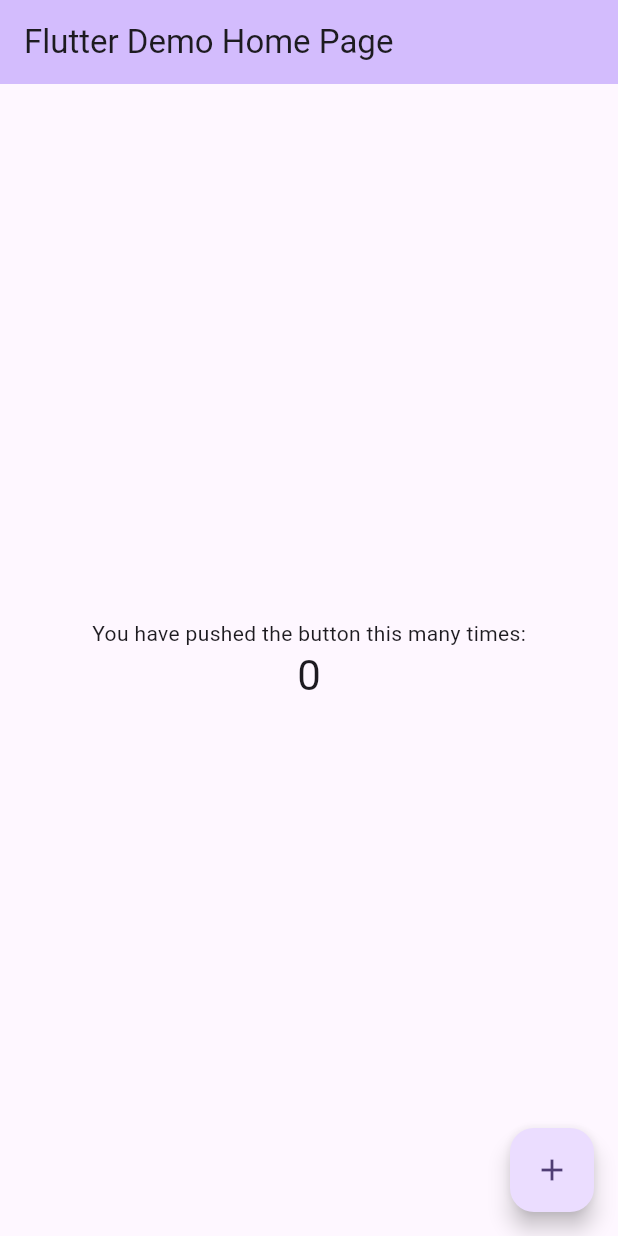
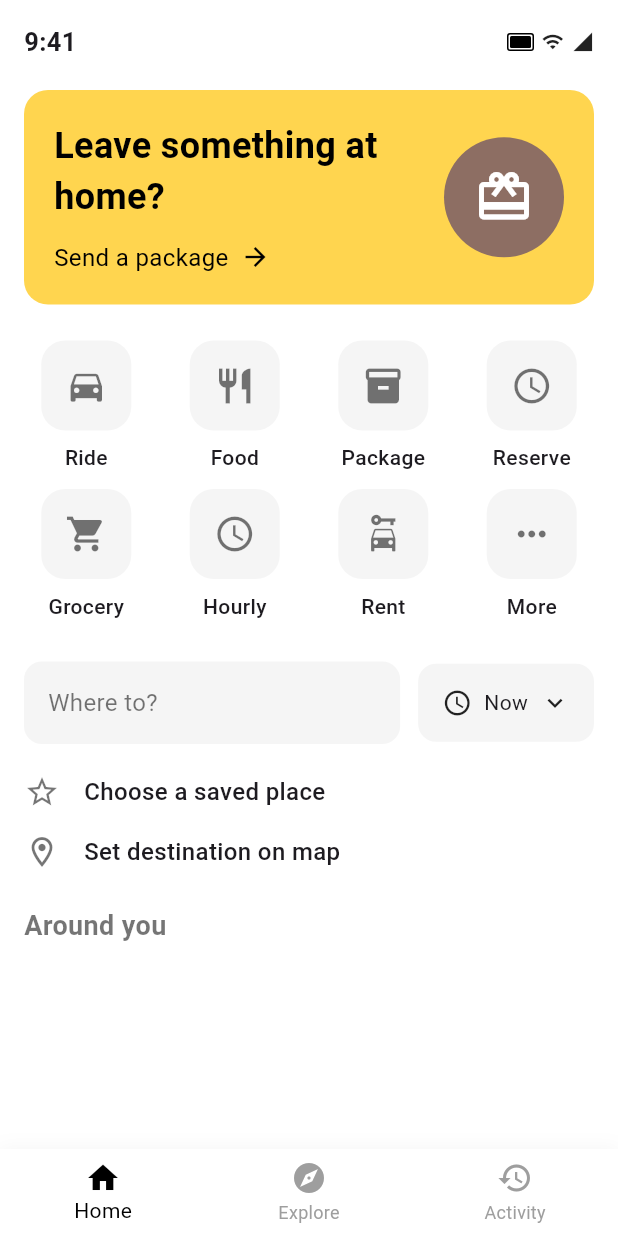
Before and after one commit to iayr1/bhagao, a Flutter app: the screen it shows after launch, on a phone screen of 412 x 824 dp. Run offline on Flutter 3.47's test engine with Material 3 defaults, Android fonts, the phone set to English and light mode, and no system bars; Roboto replaces fonts that are missing (SF Pro Display).

Commit message:
minor changes

```diff
--- a/lib/main.dart
+++ b/lib/main.dart
@@ -1,122 +1,342 @@
 import 'package:flutter/material.dart';
 
 void main() {
-  runApp(const MyApp());
+  runApp(MyApp());
 }
 
-class MyApp extends StatelessWidget {
-  const MyApp({super.key});
 
-  // This widget is the root of your application.
+class DeliveryHomeScreen extends StatelessWidget {
+  const DeliveryHomeScreen({Key? key}) : super(key: key);
+
   @override
   Widget build(BuildContext context) {
-    return MaterialApp(
-      title: 'Flutter Demo',
-      theme: ThemeData(
-        // This is the theme of your application.
-        //
-        // TRY THIS: Try running your application with "flutter run". You'll see
-        // the application has a purple toolbar. Then, without quitting the app,
-        // try changing the seedColor in the colorScheme below to Colors.green
-        // and then invoke "hot reload" (save your changes or press the "hot
-        // reload" button in a Flutter-supported IDE, or press "r" if you used
-        // the command line to start the app).
-        //
-        // Notice that the counter didn't reset back to zero; the application
-        // state is not lost during the reload. To reset the state, use hot
-        // restart instead.
-        //
-        // This works for code too, not just values: Most code changes can be
-        // tested with just a hot reload.
-        colorScheme: ColorScheme.fromSeed(seedColor: Colors.deepPurple),
+    return Scaffold(
+      backgroundColor: Colors.white,
+      body: SafeArea(
+        child: SingleChildScrollView(
+          child: Padding(
+            padding: const EdgeInsets.all(16.0),
+            child: Column(
+              crossAxisAlignment: CrossAxisAlignment.start,
+              children: [
+                // Header with profile
+                _buildHeader(),
+                const SizedBox(height: 20),
+
+                // Package promotion card
+                _buildPromotionCard(),
+                const SizedBox(height: 24),
+
+                // Service grid
+                _buildServiceGrid(),
+                const SizedBox(height: 32),
+
+                // Location input section
+                _buildLocationSection(),
+                const SizedBox(height: 24),
+
+                // Around you section
+                _buildAroundYouSection(),
+              ],
+            ),
+          ),
+        ),
       ),
-      home: const MyHomePage(title: 'Flutter Demo Home Page'),
+      bottomNavigationBar: _buildBottomNavigationBar(),
+    );
+  }
+
+  Widget _buildHeader() {
+    return Row(
+      mainAxisAlignment: MainAxisAlignment.spaceBetween,
+      children: [
+        const Text(
+          '9:41',
+          style: TextStyle(
+            fontSize: 17,
+            fontWeight: FontWeight.w600,
+          ),
+        ),
+        Row(
+          children: [
+            Container(
+              width: 18,
+              height: 12,
+              decoration: BoxDecoration(
+                border: Border.all(color: Colors.black, width: 1),
+                borderRadius: BorderRadius.circular(2),
+              ),
+              child: Container(
+                margin: const EdgeInsets.all(1),
+                decoration: BoxDecoration(
+                  color: Colors.black,
+                  borderRadius: BorderRadius.circular(1),
+                ),
+              ),
+            ),
+            const SizedBox(width: 5),
+            const Icon(Icons.wifi, size: 15),
+            const SizedBox(width: 5),
+            const Icon(Icons.signal_cellular_4_bar, size: 15),
+          ],
+        ),
+      ],
+    );
+  }
+
+  Widget _buildPromotionCard() {
+    return Container(
+      width: double.infinity,
+      padding: const EdgeInsets.all(20),
+      decoration: BoxDecoration(
+        color: const Color(0xFFFFD54F),
+        borderRadius: BorderRadius.circular(16),
+      ),
+      child: Row(
+        children: [
+          Expanded(
+            child: Column(
+              crossAxisAlignment: CrossAxisAlignment.start,
+              children: [
+                const Text(
+                  'Leave something at\nhome?',
+                  style: TextStyle(
+                    fontSize: 24,
+                    fontWeight: FontWeight.bold,
+                    color: Colors.black,
+                  ),
+                ),
+                const SizedBox(height: 12),
+                Row(
+                  children: [
+                    const Text(
+                      'Send a package',
+                      style: TextStyle(
+                        fontSize: 16,
+                        color: Colors.black,
+                      ),
+                    ),
+                    const SizedBox(width: 8),
+                    const Icon(
+                      Icons.arrow_forward,
+                      color: Colors.black,
+                      size: 20,
+                    ),
+                  ],
+                ),
+              ],
+            ),
+          ),
+          Container(
+            width: 80,
+            height: 80,
+            decoration: const BoxDecoration(
+              color: Color(0xFF8D6E63),
+              shape: BoxShape.circle,
+            ),
+            child: const Icon(
+              Icons.card_giftcard,
+              color: Colors.white,
+              size: 40,
+            ),
+          ),
+        ],
+      ),
+    );
+  }
+
+  Widget _buildServiceGrid() {
+    final services = [
+      {'icon': Icons.directions_car, 'label': 'Ride', 'color': Colors.grey[100]!},
+      {'icon': Icons.restaurant, 'label': 'Food', 'color': Colors.grey[100]!},
+      {'icon': Icons.inventory_2, 'label': 'Package', 'color': Colors.grey[100]!},
+      {'icon': Icons.schedule, 'label': 'Reserve', 'color': Colors.grey[100]!},
+      {'icon': Icons.shopping_cart, 'label': 'Grocery', 'color': Colors.grey[100]!},
+      {'icon': Icons.access_time, 'label': 'Hourly', 'color': Colors.grey[100]!},
+      {'icon': Icons.car_rental, 'label': 'Rent', 'color': Colors.grey[100]!},
+      {'icon': Icons.more_horiz, 'label': 'More', 'color': Colors.grey[100]!},
+    ];
+
+    return GridView.builder(
+      shrinkWrap: true,
+      physics: const NeverScrollableScrollPhysics(),
+      gridDelegate: const SliverGridDelegateWithFixedCrossAxisCount(
+        crossAxisCount: 4,
+        crossAxisSpacing: 16,
+        mainAxisSpacing: 16,
+        childAspectRatio: 1,
+      ),
+      itemCount: services.length,
+      itemBuilder: (context, index) {
+        final service = services[index];
+        return _buildServiceItem(
+          service['icon'] as IconData,
+          service['label'] as String,
+          service['color'] as Color,
+        );
+      },
+    );
+  }
+
+  Widget _buildServiceItem(IconData icon, String label, Color backgroundColor) {
+    return Column(
+      children: [
+        Container(
+          width: 60,
+          height: 60,
+          decoration: BoxDecoration(
+            color: backgroundColor,
+            borderRadius: BorderRadius.circular(16),
+          ),
+          child: Icon(
+            icon,
+            size: 28,
+            color: Colors.black54,
+          ),
+        ),
+        const SizedBox(height: 8),
+        Text(
+          label,
+          style: const TextStyle(
+            fontSize: 14,
+            fontWeight: FontWeight.w500,
+          ),
+        ),
+      ],
+    );
+  }
+
+  Widget _buildLocationSection() {
+    return Column(
+      children: [
+        Row(
+          children: [
+            Expanded(
+              child: Container(
+                padding: const EdgeInsets.symmetric(horizontal: 16, vertical: 16),
+                decoration: BoxDecoration(
+                  color: Colors.grey[100],
+                  borderRadius: BorderRadius.circular(12),
+                ),
+                child: const Text(
+                  'Where to?',
+                  style: TextStyle(
+                    fontSize: 16,
+                    color: Colors.black54,
+                  ),
+                ),
+              ),
+            ),
+            const SizedBox(width: 12),
+            Container(
+              padding: const EdgeInsets.symmetric(horizontal: 16, vertical: 16),
+              decoration: BoxDecoration(
+                color: Colors.grey[100],
+                borderRadius: BorderRadius.circular(12),
+              ),
+              child: const Row(
+                children: [
+                  Icon(Icons.access_time, size: 20),
+                  SizedBox(width: 8),
+                  Text('Now'),
+                  SizedBox(width: 8),
+                  Icon(Icons.keyboard_arrow_down, size: 20),
+                ],
+              ),
+            ),
+          ],
+        ),
+        const SizedBox(height: 20),
+        _buildLocationOption(Icons.star_border, 'Choose a saved place'),
+        const SizedBox(height: 16),
+        _buildLocationOption(Icons.location_on_outlined, 'Set destination on map'),
+      ],
+    );
+  }
+
+  Widget _buildLocationOption(IconData icon, String text) {
+    return Row(
+      children: [
+        Icon(icon, color: Colors.black54),
+        const SizedBox(width: 16),
+        Text(
+          text,
+          style: const TextStyle(
+            fontSize: 16,
+            fontWeight: FontWeight.w500,
+          ),
+        ),
+      ],
+    );
+  }
+
+  Widget _buildAroundYouSection() {
+    return const Column(
+      crossAxisAlignment: CrossAxisAlignment.start,
+      children: [
+        Text(
+          'Around you',
+          style: TextStyle(
+            fontSize: 18,
+            fontWeight: FontWeight.w600,
+            color: Colors.black54,
+          ),
+        ),
+        SizedBox(height: 16),
+        // Add your around you content here
+      ],
+    );
+  }
+
+  Widget _buildBottomNavigationBar() {
+    return Container(
+      decoration: BoxDecoration(
+        color: Colors.white,
+        boxShadow: [
+          BoxShadow(
+            color: Colors.grey.withOpacity(0.1),
+            spreadRadius: 1,
+            blurRadius: 10,
+          ),
+        ],
+      ),
+      child: BottomNavigationBar(
+        backgroundColor: Colors.white,
+        selectedItemColor: Colors.black,
+        unselectedItemColor: Colors.grey,
+        type: BottomNavigationBarType.fixed,
+        elevation: 0,
+        items: const [
+          BottomNavigationBarItem(
+            icon: Icon(Icons.home),
+            label: 'Home',
+          ),
+          BottomNavigationBarItem(
+            icon: Icon(Icons.explore),
+            label: 'Explore',
+          ),
+          BottomNavigationBarItem(
+            icon: Icon(Icons.history),
+            label: 'Activity',
+          ),
+        ],
+      ),
     );
   }
 }
 
-class MyHomePage extends StatefulWidget {
-  const MyHomePage({super.key, required this.title});
-
-  // This widget is the home page of your application. It is stateful, meaning
-  // that it has a State object (defined below) that contains fields that affect
-  // how it looks.
-
-  // This class is the configuration for the state. It holds the values (in this
-  // case the title) provided by the parent (in this case the App widget) and
-  // used by the build method of the State. Fields in a Widget subclass are
-  // always marked "final".
-
-  final String title;
-
-  @override
-  State<MyHomePage> createState() => _MyHomePageState();
-}
-
-class _MyHomePageState extends State<MyHomePage> {
-  int _counter = 0;
-
-  void _incrementCounter() {
-    setState(() {
-      // This call to setState tells the Flutter framework that something has
-      // changed in this State, which causes it to rerun the build method below
-      // so that the display can reflect the updated values. If we changed
-      // _counter without calling setState(), then the build method would not be
-      // called again, and so nothing would appear to happen.
-      _counter++;
-    });
-  }
-
+// Usage in your main app
+class MyApp extends StatelessWidget {
   @override
   Widget build(BuildContext context) {
-    // This method is rerun every time setState is called, for instance as done
-    // by the _incrementCounter method above.
-    //
-    // The Flutter framework has been optimized to make rerunning build methods
-    // fast, so that you can just rebuild anything that needs updating rather
-    // than having to individually change instances of widgets.
-    return Scaffold(
-      appBar: AppBar(
-        // TRY THIS: Try changing the color here to a specific color (to
-        // Colors.amber, perhaps?) and trigger a hot reload to see the AppBar
-        // change color while the other colors stay the same.
-        backgroundColor: Theme.of(context).colorScheme.inversePrimary,
-        // Here we take the value from the MyHomePage object that was created by
-        // the App.build method, and use it to set our appbar title.
-        title: Text(widget.title),
+    return MaterialApp(
+      title: 'Delivery App',
+      theme: ThemeData(
+        primarySwatch: Colors.blue,
+        fontFamily: 'SF Pro Display', // iOS-like font
       ),
-      body: Center(
-        // Center is a layout widget. It takes a single child and positions it
-        // in the middle of the parent.
-        child: Column(
-          // Column is also a layout widget. It takes a list of children and
-          // arranges them vertically. By default, it sizes itself to fit its
-          // children horizontally, and tries to be as tall as its parent.
-          //
-          // Column has various properties to control how it sizes itself and
-          // how it positions its children. Here we use mainAxisAlignment to
-          // center the children vertically; the main axis here is the vertical
-          // axis because Columns are vertical (the cross axis would be
-          // horizontal).
-          //
-          // TRY THIS: Invoke "debug painting" (choose the "Toggle Debug Paint"
-          // action in the IDE, or press "p" in the console), to see the
-          // wireframe for each widget.
-          mainAxisAlignment: MainAxisAlignment.center,
-          children: <Widget>[
-            const Text('You have pushed the button this many times:'),
-            Text(
-              '$_counter',
-              style: Theme.of(context).textTheme.headlineMedium,
-            ),
-          ],
-        ),
-      ),
-      floatingActionButton: FloatingActionButton(
-        onPressed: _incrementCounter,
-        tooltip: 'Increment',
-        child: const Icon(Icons.add),
-      ), // This trailing comma makes auto-formatting nicer for build methods.
+      home: const DeliveryHomeScreen(),
+      debugShowCheckedModeBanner: false,
     );
   }
 }
```
